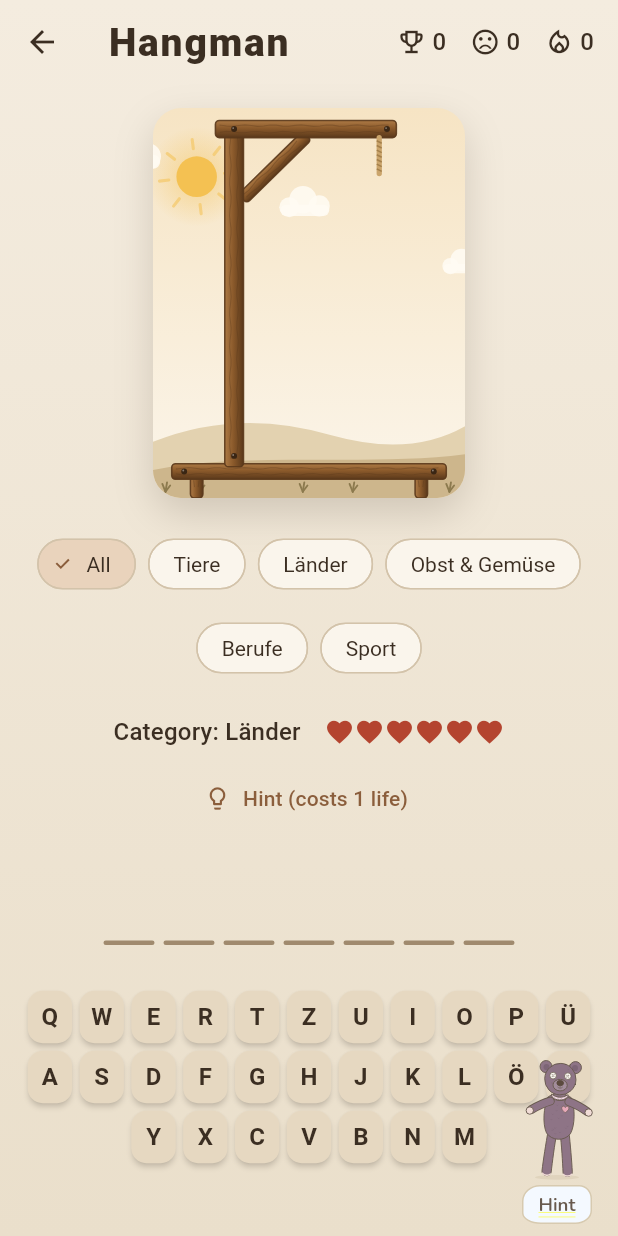
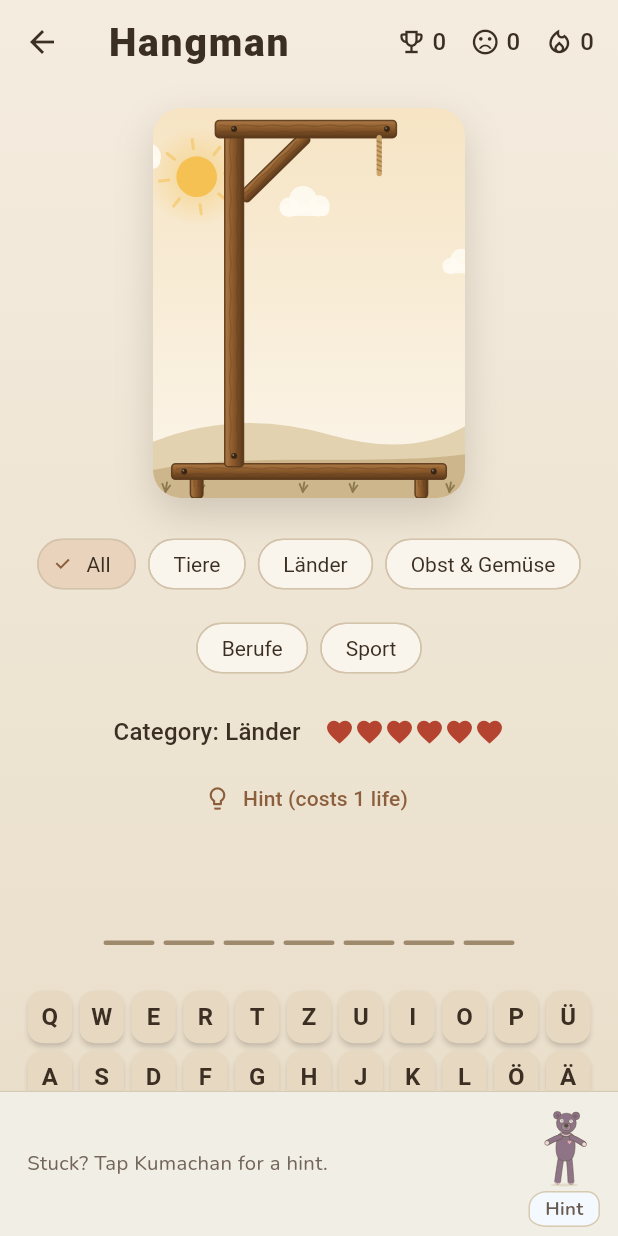
Before and after one commit to thatlionfish/LearnwithLeoni, a Flutter app: the HangmanScreen screen opened directly with empty values, on a phone screen of 412 x 824 dp. Run offline on Flutter 3.47's test engine with Material 3 defaults, Android fonts, the phone set to English and light mode, and no system bars; our stand-ins replace audioplayers, flutter_svg, go_router, shared_preferences, web; missing offline and left inert: dart:js_interop, record; accounts and stored records are empty.

Commit message:
Schnelleres Kreuzworträtsel, Kumachan mit eigenem Platz und Stimme, Startbildschirm
- Kreuzworträtsel entsteht ~6× schneller (Gittergrenzen werden mitgeführt);
  vorher blockierte der Aufbau auf Handys spürbar.
- Handy: Kumachan hat unten einen eigenen Streifen, sein Tipp schiebt den
  Inhalt nach oben statt Knöpfe zu verdecken.
- Computer: ab 1000 px wird die ganze App proportional grösser (bis 1,45×).
- Startbildschirm mit Logo, bis die App geladen ist; Logo im Browser-Tab
  (SVG, eng auf die Gesichter zugeschnitten).
- Kumachan liest seine Tipps mit süsser, quietschiger Kinderstimme
  (Azure de-DE-GiselaNeural, höher gestellt; im Browser höhere Tonlage).

Co-Authored-By: Claude Opus 5.5 <noreply@anthropic.com>

```diff
--- a/lib/audio/speaker.dart
+++ b/lib/audio/speaker.dart
@@ -19,7 +19,8 @@ abstract final class Speaker {
     String? text,
     String lang = 'de-DE',
     double rate = 1,
-  }) => impl.play(url: url, text: text, lang: lang, rate: rate);
+    double pitch = 1,
+  }) => impl.play(url: url, text: text, lang: lang, rate: rate, pitch: pitch);
 
   /// Werkstatt: eine Datei direkt abspielen (frische Aufnahme anhören).
   static Future<void> playFile(String absolutePath) =>
--- a/lib/audio/speaker_io.dart
+++ b/lib/audio/speaker_io.dart
@@ -13,6 +13,7 @@ Future<void> play({
   String? text,
   required String lang,
   required double rate,
+  double pitch = 1,
 }) async {
   final root = localRoot;
   // Keine Computerstimme unter Windows.
--- a/lib/audio/speaker_stub.dart
+++ b/lib/audio/speaker_stub.dart
@@ -9,6 +9,7 @@ Future<void> play({
   String? text,
   required String lang,
   required double rate,
+  double pitch = 1,
 }) async {}
 
 Future<void> playFile(String absolutePath) async {}
--- a/lib/audio/speaker_web.dart
+++ b/lib/audio/speaker_web.dart
@@ -74,6 +74,7 @@ Future<void> play({
   String? text,
   required String lang,
   required double rate,
+  double pitch = 1,
 }) async {
   stop();
   if (url != null) {
@@ -89,7 +90,8 @@ Future<void> play({
   web.SpeechSynthesisUtterance utter(String part) {
     final u = web.SpeechSynthesisUtterance(part)
       ..lang = voice?.lang ?? lang
-      ..rate = rate * 0.95;
+      ..rate = rate * 0.95
+      ..pitch = pitch;
     if (voice != null) u.voice = voice;
     return u;
   }
--- a/lib/l10n/app_de.arb
+++ b/lib/l10n/app_de.arb
@@ -90,6 +90,7 @@
   "caseHint": "Achte auf die Groß- und Kleinschreibung:",
   "dictationAlmost": "Fast – schau dir die markierten Wörter an:",
   "kumaTip": "Tipp",
+  "kumaStrip": "Hängst du fest? Tippe auf Kumachan.",
   "kumaAsk": "Kumachan um einen Tipp bitten",
   "kumaNoMore": "Mehr Tipps habe ich nicht – du schaffst das!",
   "crosswordListenHint": "Hör dir den Satz an. Bei der Pause fehlt ein Wort – schreib es so ins Rätsel, wie es in den Satz passt.",
--- a/lib/l10n/app_en.arb
+++ b/lib/l10n/app_en.arb
@@ -82,6 +82,7 @@
   "caseHint": "Watch the capital and small letters:",
   "dictationAlmost": "Almost – look at the marked words:",
   "kumaTip": "Hint",
+  "kumaStrip": "Stuck? Tap Kumachan for a hint.",
   "kumaAsk": "Ask Kumachan for a hint",
   "kumaNoMore": "That's all my hints – you can do it!",
   "crosswordListenHint": "Listen to the sentence. A word is missing at the pause – write it in the puzzle the way it fits the sentence.",
--- a/lib/l10n/app_localizations.dart
+++ b/lib/l10n/app_localizations.dart
@@ -584,6 +584,12 @@ abstract class AppLocalizations {
   /// **'Tipp'**
   String get kumaTip;
 
+  /// No description provided for @kumaStrip.
+  ///
+  /// In de, this message translates to:
+  /// **'Hängst du fest? Tippe auf Kumachan.'**
+  String get kumaStrip;
+
   /// No description provided for @kumaAsk.
   ///
   /// In de, this message translates to:
--- a/lib/l10n/app_localizations_de.dart
+++ b/lib/l10n/app_localizations_de.dart
@@ -302,6 +302,9 @@ class AppLocalizationsDe extends AppLocalizations {
   String get kumaTip => 'Tipp';
 
   @override
+  String get kumaStrip => 'Hängst du fest? Tippe auf Kumachan.';
+
+  @override
   String get kumaAsk => 'Kumachan um einen Tipp bitten';
 
   @override
--- a/lib/l10n/app_localizations_en.dart
+++ b/lib/l10n/app_localizations_en.dart
@@ -302,6 +302,9 @@ class AppLocalizationsEn extends AppLocalizations {
   String get kumaTip => 'Hint';
 
   @override
+  String get kumaStrip => 'Stuck? Tap Kumachan for a hint.';
+
+  @override
   String get kumaAsk => 'Ask Kumachan for a hint';
 
   @override
--- a/lib/main.dart
+++ b/lib/main.dart
@@ -13,6 +13,7 @@ import 'screens/home_screen.dart';
 import 'screens/learn_screen.dart';
 import 'screens/message_screen.dart';
 import 'screens/set_screen.dart';
+import 'ui/proportional_scale.dart';
 import 'ui/theme.dart';
 import 'widgets/leoni.dart';
 import 'widgets/student_loader.dart';
@@ -199,6 +200,9 @@ class _LearnWithLeoniAppState extends State<LearnWithLeoniApp> {
             GlobalCupertinoLocalizations.delegate,
           ],
           routerConfig: _router,
+          // Auf grossen Bildschirmen alles gleichmässig grösser zeichnen,
+          // damit die App nicht als kleine Spalte in viel Leere steht.
+          builder: (context, child) => ProportionalScale(child: child!),
         ),
       ),
     );
--- a/lib/widgets/kuma_helper.dart
+++ b/lib/widgets/kuma_helper.dart
@@ -63,25 +63,86 @@ class _KumaHelperState extends State<KumaHelper> {
   Widget build(BuildContext context) {
     final t = AppLocalizations.of(context);
     final shown = _shown;
+    final wide = MediaQuery.sizeOf(context).width >= 900;
+    final bubble = shown == null ? null : _bubble(t, shown);
+
+    if (wide) {
+      // Breiter Bildschirm: Kumachan sitzt rechts neben der Inhaltsspalte.
       return Stack(
         children: [
           widget.child,
           Positioned(
-          right: 10,
-          bottom: 8,
-          left: 10,
+            right: 16,
+            bottom: 12,
             child: SafeArea(
               child: Row(
-              mainAxisAlignment: MainAxisAlignment.end,
                 crossAxisAlignment: CrossAxisAlignment.end,
                 children: [
-                if (shown != null)
-                  Flexible(
+                  if (bubble != null)
+                    ConstrainedBox(
+                      constraints: const BoxConstraints(maxWidth: 340),
+                      child: Padding(
+                        padding: const EdgeInsets.only(bottom: 40),
+                        child: bubble,
+                      ),
+                    ),
+                  const SizedBox(width: 6),
+                  _kuma(t, shown, height: 100),
+                ],
+              ),
+            ),
+          ),
+        ],
+      );
+    }
+
+    // Handy: eigener Streifen unten – Kumachan verdeckt nie einen Knopf.
+    // Der Tipp schiebt den Inhalt nach oben, statt ihn zu verdecken.
+    return Column(
+      children: [
+        Expanded(child: widget.child),
+        if (bubble != null)
+          Material(
+            color: LeoColors.coconutMilk,
+            child: Padding(
+              padding: const EdgeInsets.fromLTRB(12, 6, 12, 4),
+              child: Align(
+                alignment: Alignment.centerRight,
                 child: ConstrainedBox(
-                      constraints: const BoxConstraints(maxWidth: 320),
-                      child: Padding(
-                        padding: const EdgeInsets.only(bottom: 34),
-                        child: Material(
+                  constraints: const BoxConstraints(maxWidth: 420),
+                  child: bubble,
+                ),
+              ),
+            ),
+          ),
+        Material(
+          color: LeoColors.coconutMilk,
+          child: SafeArea(
+            top: false,
+            child: Container(
+              decoration: const BoxDecoration(
+                border: Border(top: BorderSide(color: LeoColors.woodAsh)),
+              ),
+              padding: const EdgeInsets.fromLTRB(18, 6, 12, 6),
+              child: Row(
+                children: [
+                  Expanded(
+                    child: Text(
+                      t.kumaStrip,
+                      style: sans(13.5, color: LeoColors.inkSoft),
+                    ),
+                  ),
+                  _kuma(t, shown, height: 58),
+                ],
+              ),
+            ),
+          ),
+        ),
+      ],
+    );
+  }
+
+  Widget _bubble(AppLocalizations t, String shown) => Material(
     type: MaterialType.transparency,
     child: OrganicCard(
       key: ValueKey(shown),
@@ -93,23 +154,15 @@ class _KumaHelperState extends State<KumaHelper> {
         children: [
           Expanded(
             child: Column(
-                                    crossAxisAlignment:
-                                        CrossAxisAlignment.start,
+              crossAxisAlignment: CrossAxisAlignment.start,
               mainAxisSize: MainAxisSize.min,
               children: [
                 Text(
                   '${t.kumaTip} $_level',
-                                        style: sans(
-                                          12,
-                                          weight: 650,
-                                          color: LeoColors.inkSoft,
-                                        ),
+                  style: sans(12, weight: 650, color: LeoColors.inkSoft),
                 ),
                 const SizedBox(height: 2),
-                                      Text(
-                                        shown,
-                                        style: sans(15.5, weight: 500),
-                                      ),
+                Text(shown, style: sans(15.5, weight: 500)),
               ],
             ),
           ),
@@ -118,36 +171,29 @@ class _KumaHelperState extends State<KumaHelper> {
               IconButton(
                 tooltip: t.listen,
                 visualDensity: VisualDensity.compact,
-                                      icon: const Icon(
-                                        Icons.volume_up_rounded,
-                                        size: 20,
-                                      ),
+                icon: const Icon(Icons.volume_up_rounded, size: 20),
                 onPressed: () => Speaker.play(
                   url: widget.audioFor?.call(shown),
                   text: shown,
-                                        rate: 0.9,
+                  // Kumachans Stimme: hoch und ein bisschen quietschig.
+                  pitch: 1.8,
+                  rate: 1.05,
                 ),
               ),
               IconButton(
                 tooltip: t.close,
                 visualDensity: VisualDensity.compact,
-                                      icon: const Icon(
-                                        Icons.close_rounded,
-                                        size: 18,
-                                      ),
-                                      onPressed: () =>
-                                          setState(() => _shown = null),
+                icon: const Icon(Icons.close_rounded, size: 18),
+                onPressed: () => setState(() => _shown = null),
               ),
             ],
           ),
         ],
       ),
     ),
-                        ),
-                      ),
-                    ),
-                  ),
-                const SizedBox(width: 4),
+  );
+
+  Widget _kuma(AppLocalizations t, String? shown, {required double height}) =>
       Semantics(
         button: true,
         label: t.kumaAsk,
@@ -161,34 +207,24 @@ class _KumaHelperState extends State<KumaHelper> {
               children: [
                 KumaFigure(
                   pose: shown == null ? KumaPose.idle : KumaPose.wave,
-                            height: 92,
+                  height: height,
                 ),
                 Container(
                   margin: const EdgeInsets.only(top: 2),
                   padding: const EdgeInsets.symmetric(
                     horizontal: 10,
-                              vertical: 3,
+                    vertical: 2,
                   ),
                   decoration: BoxDecoration(
                     color: LeoColors.brightWhite,
                     borderRadius: organicRadius(7, base: 10),
                     border: Border.all(color: LeoColors.woodAsh),
                   ),
-                            child: Text(
-                              t.kumaTip,
-                              style: sans(12.5, weight: 650),
-                            ),
+                  child: Text(t.kumaTip, style: sans(12.5, weight: 650)),
                 ),
               ],
             ),
           ),
         ),
-                ),
-              ],
-            ),
-          ),
-        ),
-      ],
       );
 }
-}
```
Also changed, not shown: lib/learn/crossword.dart (+18 -13 lines), lib/ui/proportional_scale.dart (added, +58 -0 lines), tool/gen_logo.dart (+15 -1 lines), tool/tts.dart (+10 -1 lines), 37 other files. Lines whose indentation alone changed are shown as unchanged.
